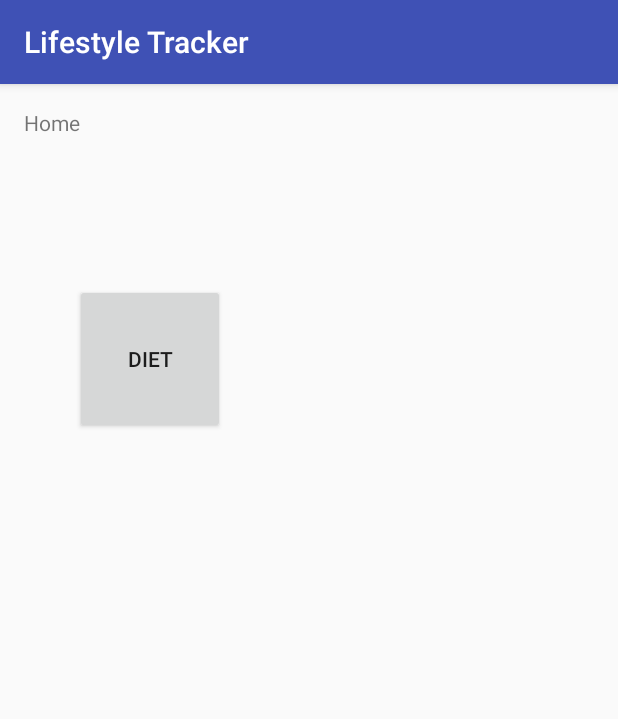
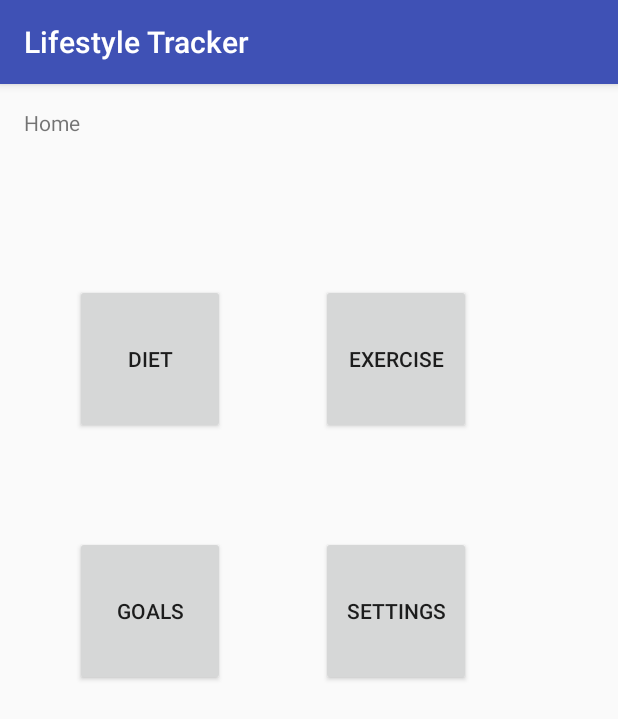
Before and after one commit to mdouglas86/LifestyleTracker, an Android app: the MainActivity screen opened directly, with no data from a screen before it, after a tap on "DIET", on a phone screen of 412 x 824 dp. Shown: the top 719 px of the screen. Run offline under Robolectric (Android 15) with nearby library versions, the phone set to English and light mode, and no system bars.

```diff
--- a/LifestyleTracker/Project/LifestyleTracker/app/src/main/java/practicum/otterbein/lifestyletracker/MainActivity.java
+++ b/LifestyleTracker/Project/LifestyleTracker/app/src/main/java/practicum/otterbein/lifestyletracker/MainActivity.java
@@ -25,12 +25,24 @@ public class MainActivity extends AppCompatActivity {
             }
         });
     }
+    public Button butt2;
+    public void init1() {
+        butt2 = (Button) findViewById(R.id.butt2);
+        butt2.setOnClickListener(new View.OnClickListener() {
+            @Override
+            public void onClick(View v) {
+                startActivity(new Intent(MainActivity.this, Exercise.class));
+
+            }
+        });
+    }
 
     @Override
     protected void onCreate(Bundle savedInstanceState) {
         super.onCreate(savedInstanceState);
         setContentView(R.layout.activity_main);
         init();
+        init1();
 
     }
 
--- a/LifestyleTracker/Project/LifestyleTracker/app/src/main/res/layout/activity_main.xml
+++ b/LifestyleTracker/Project/LifestyleTracker/app/src/main/res/layout/activity_main.xml
@@ -19,9 +19,41 @@
         android:layout_alignParentLeft="true"
         android:layout_alignParentStart="true"
         android:layout_below="@+id/textView4"
-        android:layout_marginLeft="10dp"
+        android:layout_marginLeft="50dp"
         android:layout_marginStart="50dp"
         android:layout_marginTop="101dp"
         android:text="Diet" />
 
+    <Button
+        android:id="@+id/butt2"
+        android:layout_width="100dp"
+        android:layout_height="100dp"
+        android:layout_marginLeft="64dp"
+        android:layout_marginStart="64dp"
+        android:layout_marginRight="50dp"
+        android:layout_marginEnd="50dp"
+        android:layout_toRightOf="@+id/butt1"
+        android:text="Exercise"
+        android:layout_alignBottom="@+id/butt1"
+        android:layout_alignTop="@+id/butt1" />
+
+    <Button
+        android:id="@+id/butt3"
+        android:layout_width="100dp"
+        android:layout_height="100dp"
+        android:layout_alignLeft="@+id/butt1"
+        android:layout_alignStart="@+id/butt1"
+        android:layout_below="@+id/butt1"
+        android:layout_marginTop="68dp"
+        android:text="Goals" />
+
+    <Button
+        android:id="@+id/butt4"
+        android:layout_width="100dp"
+        android:layout_height="100dp"
+        android:layout_alignLeft="@+id/butt2"
+        android:layout_alignStart="@+id/butt2"
+        android:layout_alignTop="@+id/butt3"
+        android:text="Settings" />
+
 </RelativeLayout>
--- a/LifestyleTracker/Project/LifestyleTracker/app/src/main/res/values/strings.xml
+++ b/LifestyleTracker/Project/LifestyleTracker/app/src/main/res/values/strings.xml
@@ -31,7 +31,6 @@
     <string name="pref_sync_frequency_values">"TEST"</string>
 
 
-
     <string name="pref_ringtone_silent">"TEST</string>
     <string name="title_activity_navigation_drawer">NavigationDrawer</string>
 
@@ -53,5 +52,4 @@
     <string name="title_activity_action_bar">ActionBar</string>
 
 
-
 </resources>
```
Also changed, not shown: LifestyleTracker/Project/LifestyleTracker/app/src/main/AndroidManifest.xml (+2 -5 lines), LifestyleTracker/Project/LifestyleTracker/app/src/main/java/practicum/otterbein/lifestyletracker/DietFragment.java (deleted, +0 -108 lines), LifestyleTracker/Project/LifestyleTracker/app/src/main/java/practicum/otterbein/lifestyletracker/Exercise.java (added, +13 -0 lines), LifestyleTracker/Project/LifestyleTracker/app/src/main/java/practicum/otterbein/lifestyletracker/ExerciseFragment.java (deleted, +0 -108 lines), LifestyleTracker/Project/LifestyleTracker/app/src/main/java/practicum/otterbein/lifestyletracker/HomeFragment.java (deleted, +0 -108 lines), LifestyleTracker/Project/LifestyleTracker/app/src/main/java/practicum/otterbein/lifestyletracker/NavigationDrawer.java (deleted, +0 -106 lines), LifestyleTracker/Project/LifestyleTracker/app/src/main/java/practicum/otterbein/lifestyletracker/SettingsFragment.java (deleted, +0 -108 lines), LifestyleTracker/Project/LifestyleTracker/app/src/main/res/layout/activity_exercise.xml (added, +16 -0 lines), LifestyleTracker/Project/LifestyleTracker/app/src/main/res/layout/fragment_diet.xml (deleted, +0 -13 lines), LifestyleTracker/Project/LifestyleTracker/app/src/main/res/layout/fragment_exercise.xml (deleted, +0 -13 lines), LifestyleTracker/Project/LifestyleTracker/app/src/main/res/layout/fragment_home.xml (deleted, +0 -13 lines), LifestyleTracker/Project/LifestyleTracker/app/src/main/res/layout/fragment_settings.xml (deleted, +0 -13 lines), 1 other file.
